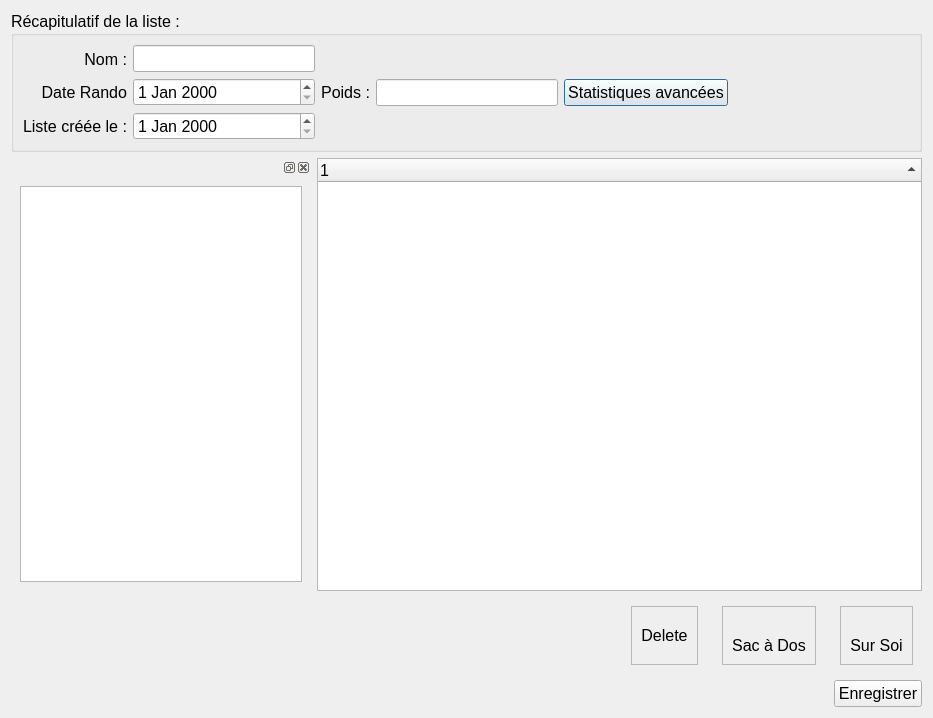
First picture: the form in Doger/listwindow.ui, repository amof/Doger, before the edit.
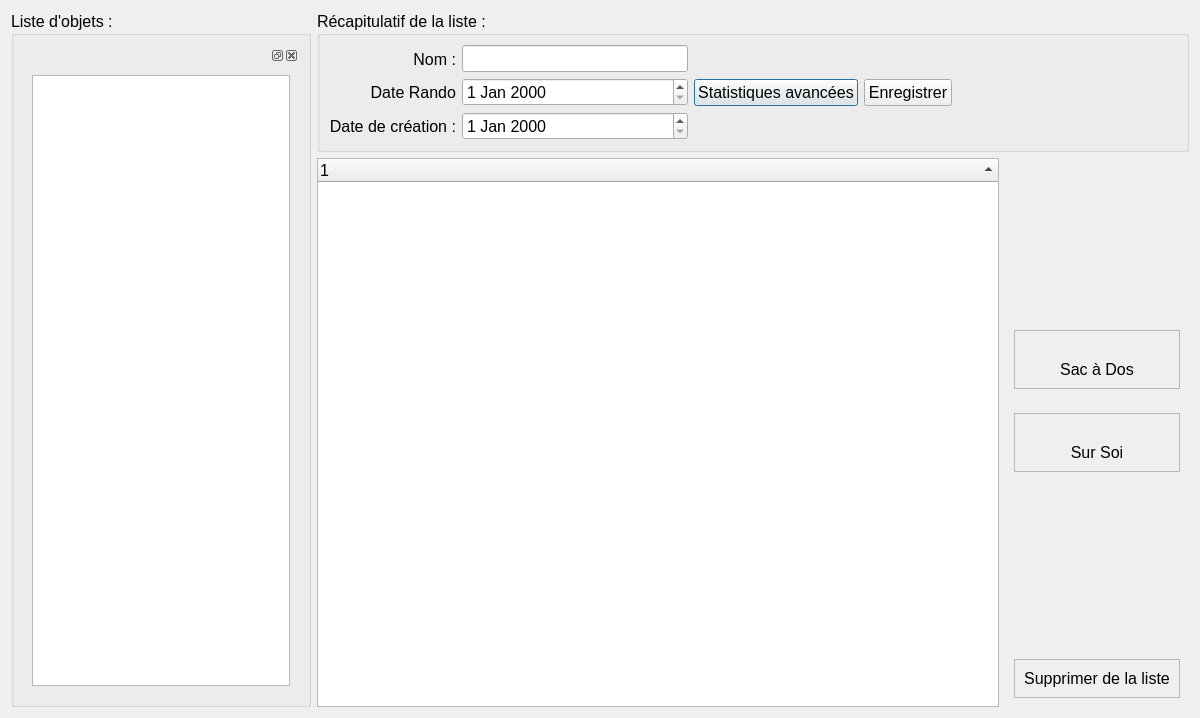
Second picture: the form after the edit. Icons and pictures are not drawn.

The edit to the form file:
```diff
--- a/Doger/listwindow.ui
+++ b/Doger/listwindow.ui
@@ -6,15 +6,102 @@
    <rect>
     <x>0</x>
     <y>0</y>
-    <width>933</width>
+    <width>1200</width>
     <height>718</height>
    </rect>
   </property>
   <property name="windowTitle">
    <string>Gestion de liste</string>
   </property>
+  <layout class="QHBoxLayout" name="horizontalLayout_3">
+   <item>
+    <widget class="QGroupBox" name="gb_items">
+     <property name="sizePolicy">
+      <sizepolicy hsizetype="Preferred" vsizetype="Preferred">
+       <horstretch>0</horstretch>
+       <verstretch>0</verstretch>
+      </sizepolicy>
+     </property>
+     <property name="maximumSize">
+      <size>
+       <width>300</width>
+       <height>16777215</height>
+      </size>
+     </property>
+     <property name="font">
+      <font>
+       <pointsize>12</pointsize>
+      </font>
+     </property>
+     <property name="title">
+      <string>Liste d'objets :</string>
+     </property>
   <layout class="QVBoxLayout" name="verticalLayout_3">
    <item>
+       <widget class="QDockWidget" name="dockWidget">
+        <property name="sizePolicy">
+         <sizepolicy hsizetype="Preferred" vsizetype="Preferred">
+          <horstretch>0</horstretch>
+          <verstretch>0</verstretch>
+         </sizepolicy>
+        </property>
+        <property name="maximumSize">
+         <size>
+          <width>300</width>
+          <height>524287</height>
+         </size>
+        </property>
+        <property name="baseSize">
+         <size>
+          <width>0</width>
+          <height>0</height>
+         </size>
+        </property>
+        <widget class="QWidget" name="dockWidgetContents">
+         <layout class="QVBoxLayout" name="verticalLayout_4">
+          <item>
+           <widget class="QTreeView" name="tw_items">
+            <property name="font">
+             <font>
+              <pointsize>12</pointsize>
+             </font>
+            </property>
+            <property name="editTriggers">
+             <set>QAbstractItemView::NoEditTriggers</set>
+            </property>
+            <property name="dragEnabled">
+             <bool>true</bool>
+            </property>
+            <property name="dragDropMode">
+             <enum>QAbstractItemView::DragOnly</enum>
+            </property>
+            <property name="selectionBehavior">
+             <enum>QAbstractItemView::SelectRows</enum>
+            </property>
+            <property name="iconSize">
+             <size>
+              <width>50</width>
+              <height>50</height>
+             </size>
+            </property>
+            <property name="sortingEnabled">
+             <bool>true</bool>
+            </property>
+            <property name="headerHidden">
+             <bool>false</bool>
+            </property>
+           </widget>
+          </item>
+         </layout>
+        </widget>
+       </widget>
+      </item>
+     </layout>
+    </widget>
+   </item>
+   <item>
+    <layout class="QVBoxLayout" name="verticalLayout_10">
+     <item>
     <widget class="QGroupBox" name="groupBox_7">
      <property name="sizePolicy">
       <sizepolicy hsizetype="Preferred" vsizetype="Preferred">
@@ -71,7 +158,7 @@
            </font>
           </property>
           <property name="text">
-           <string>Liste créée le :</string>
+             <string>Date de création :</string>
           </property>
           <property name="alignment">
            <set>Qt::AlignRight|Qt::AlignTrailing|Qt::AlignVCenter</set>
@@ -99,41 +186,6 @@
         </item>
        </layout>
       </item>
-      <item>
-       <widget class="QLabel" name="label_32">
-        <property name="font">
-         <font>
-          <pointsize>12</pointsize>
-         </font>
-        </property>
-        <property name="text">
-         <string>Poids :</string>
-        </property>
-        <property name="alignment">
-         <set>Qt::AlignRight|Qt::AlignTrailing|Qt::AlignVCenter</set>
-        </property>
-       </widget>
-      </item>
-      <item>
-       <layout class="QVBoxLayout" name="verticalLayout_22">
-        <item>
-         <layout class="QVBoxLayout" name="verticalLayout_23">
-          <item>
-           <widget class="QLineEdit" name="config_energy_5">
-            <property name="font">
-             <font>
-              <pointsize>12</pointsize>
-             </font>
-            </property>
-            <property name="readOnly">
-             <bool>true</bool>
-            </property>
-           </widget>
-          </item>
-         </layout>
-        </item>
-       </layout>
-      </item>
       <item>
        <widget class="QPushButton" name="pushButton_2">
         <property name="text">
@@ -141,6 +193,18 @@
         </property>
        </widget>
       </item>
+        <item>
+         <widget class="QPushButton" name="pushButton">
+          <property name="font">
+           <font>
+            <pointsize>12</pointsize>
+           </font>
+          </property>
+          <property name="text">
+           <string>Enregistrer</string>
+          </property>
+         </widget>
+        </item>
       <item>
        <spacer name="horizontalSpacer_2">
         <property name="orientation">
@@ -159,65 +223,6 @@
    </item>
    <item>
     <layout class="QHBoxLayout" name="horizontalLayout_2">
-     <item>
-      <widget class="QDockWidget" name="dockWidget">
-       <property name="sizePolicy">
-        <sizepolicy hsizetype="Preferred" vsizetype="Preferred">
-         <horstretch>0</horstretch>
-         <verstretch>0</verstretch>
-        </sizepolicy>
-       </property>
-       <property name="maximumSize">
-        <size>
-         <width>300</width>
-         <height>524287</height>
-        </size>
-       </property>
-       <property name="baseSize">
-        <size>
-         <width>0</width>
-         <height>0</height>
-        </size>
-       </property>
-       <widget class="QWidget" name="dockWidgetContents">
-        <layout class="QVBoxLayout" name="verticalLayout_4">
-         <item>
-          <widget class="QTreeView" name="tw_items">
-           <property name="font">
-            <font>
-             <pointsize>12</pointsize>
-            </font>
-           </property>
-           <property name="editTriggers">
-            <set>QAbstractItemView::NoEditTriggers</set>
-           </property>
-           <property name="dragEnabled">
-            <bool>true</bool>
-           </property>
-           <property name="dragDropMode">
-            <enum>QAbstractItemView::DragOnly</enum>
-           </property>
-           <property name="selectionBehavior">
-            <enum>QAbstractItemView::SelectRows</enum>
-           </property>
-           <property name="iconSize">
-            <size>
-             <width>50</width>
-             <height>50</height>
-            </size>
-           </property>
-           <property name="sortingEnabled">
-            <bool>true</bool>
-           </property>
-           <property name="headerHidden">
-            <bool>false</bool>
-           </property>
-          </widget>
-         </item>
-        </layout>
-       </widget>
-      </widget>
-     </item>
      <item>
       <widget class="QTreeWidget" name="tw_list">
        <property name="font">
@@ -248,58 +253,20 @@
       </widget>
      </item>
      <item>
-      <layout class="QVBoxLayout" name="verticalLayout_2"/>
-     </item>
-    </layout>
-   </item>
+        <layout class="QVBoxLayout" name="verticalLayout_2">
    <item>
-    <layout class="QHBoxLayout" name="horizontalLayout_3">
-     <item>
-      <spacer name="horizontalSpacer_3">
+          <spacer name="verticalSpacer">
        <property name="orientation">
-        <enum>Qt::Horizontal</enum>
+            <enum>Qt::Vertical</enum>
        </property>
        <property name="sizeHint" stdset="0">
         <size>
-         <width>40</width>
-         <height>20</height>
+             <width>20</width>
+             <height>40</height>
         </size>
        </property>
       </spacer>
      </item>
-     <item>
-      <widget class="QWidget" name="qw_delete" native="true">
-       <layout class="QVBoxLayout" name="verticalLayout_8">
-        <item>
-         <widget class="QFrame" name="f_delete">
-          <property name="frameShape">
-           <enum>QFrame::StyledPanel</enum>
-          </property>
-          <property name="frameShadow">
-           <enum>QFrame::Plain</enum>
-          </property>
-          <layout class="QVBoxLayout" name="verticalLayout_9">
-           <item>
-            <widget class="QLabel" name="label_7">
-             <property name="font">
-              <font>
-               <pointsize>12</pointsize>
-              </font>
-             </property>
-             <property name="text">
-              <string>Delete</string>
-             </property>
-             <property name="alignment">
-              <set>Qt::AlignCenter</set>
-             </property>
-            </widget>
-           </item>
-          </layout>
-         </widget>
-        </item>
-       </layout>
-      </widget>
-     </item>
      <item>
       <widget class="QWidget" name="qw_backpack" native="true">
        <layout class="QVBoxLayout" name="verticalLayout">
@@ -313,7 +280,13 @@
           </property>
           <layout class="QVBoxLayout" name="verticalLayout_5">
            <item>
-            <widget class="QLabel" name="label">
+                <widget class="QLabel" name="lbl_backpack">
+                 <property name="maximumSize">
+                  <size>
+                   <width>16777215</width>
+                   <height>16777215</height>
+                  </size>
+                 </property>
              <property name="text">
               <string/>
              </property>
@@ -392,34 +365,61 @@
        </layout>
       </widget>
      </item>
-    </layout>
-   </item>
    <item>
-    <layout class="QHBoxLayout" name="horizontalLayout">
-     <item>
-      <spacer name="horizontalSpacer">
+          <spacer name="verticalSpacer_2">
        <property name="orientation">
-        <enum>Qt::Horizontal</enum>
+            <enum>Qt::Vertical</enum>
        </property>
        <property name="sizeHint" stdset="0">
         <size>
-         <width>40</width>
-         <height>20</height>
+             <width>20</width>
+             <height>40</height>
         </size>
        </property>
       </spacer>
      </item>
      <item>
-      <widget class="QPushButton" name="pushButton">
+          <widget class="QWidget" name="qw_delete" native="true">
+           <property name="maximumSize">
+            <size>
+             <width>16777215</width>
+             <height>16777215</height>
+            </size>
+           </property>
+           <layout class="QVBoxLayout" name="verticalLayout_8">
+            <item>
+             <widget class="QFrame" name="f_delete">
+              <property name="frameShape">
+               <enum>QFrame::StyledPanel</enum>
+              </property>
+              <property name="frameShadow">
+               <enum>QFrame::Plain</enum>
+              </property>
+              <layout class="QVBoxLayout" name="verticalLayout_9">
+               <item>
+                <widget class="QLabel" name="label_7">
        <property name="font">
         <font>
          <pointsize>12</pointsize>
         </font>
        </property>
        <property name="text">
-        <string>Enregistrer</string>
-       </property>
-      </widget>
+                  <string>Supprimer de la liste</string>
+                 </property>
+                 <property name="alignment">
+                  <set>Qt::AlignCenter</set>
+                 </property>
+                </widget>
+               </item>
+              </layout>
+             </widget>
+            </item>
+           </layout>
+          </widget>
+         </item>
+        </layout>
+       </item>
+      </layout>
      </item>
     </layout>
    </item>
```
Left out of the diff: 11 changed lines with no effect on the pictures. Lines whose indentation alone changed are shown as unchanged.
